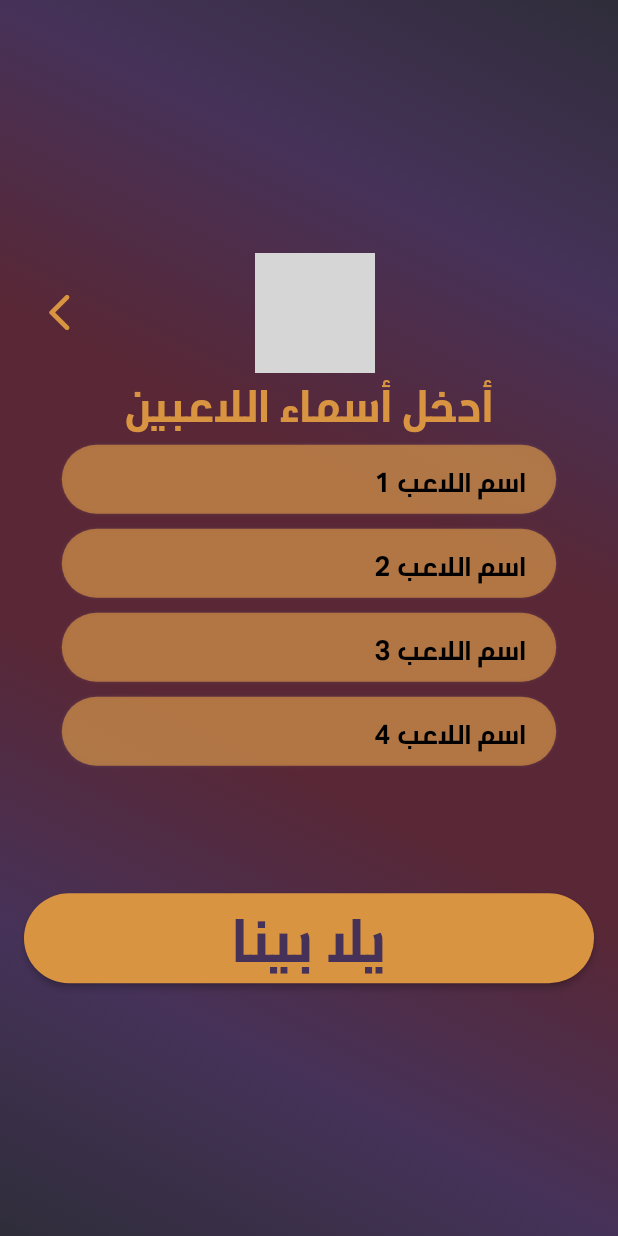
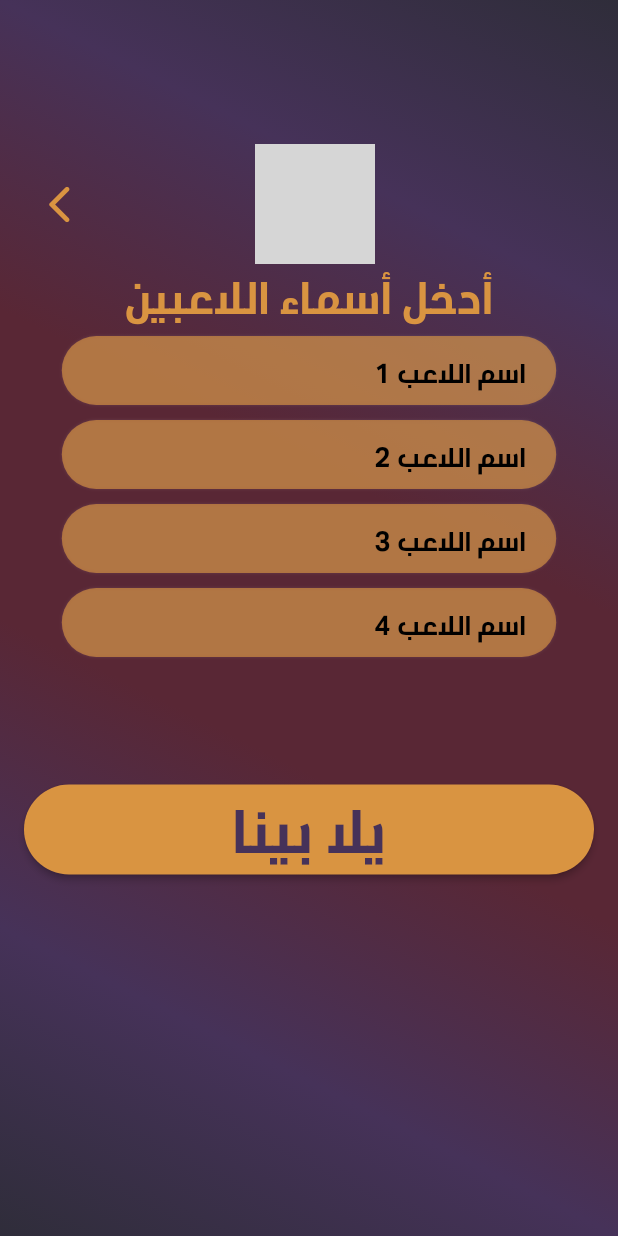
Before and after one commit to aliarfeen/skrew_counter, a Flutter app: the screen it shows after launch, after a tap on "ابدأ !", after a tap on "التالى", on a phone screen of 412 x 824 dp. Run offline on Flutter 3.47's test engine with Material 3 defaults, Android fonts, the phone set to English and light mode, and no system bars; our stand-ins replace flutter_riverpod, numberpicker, riverpod; grey boxes are pictures that could not be loaded.

Commit message:
Changes to be committed: 	modified:   android/app/.cxx/Debug/f54j5k3h/arm64-v8a/configure_fingerprint.bin 	modified:   android/app/.cxx/Debug/f54j5k3h/armeabi-v7a/configure_fingerprint.bin 	modified:   android/app/.cxx/Debug/f54j5k3h/x86/configure_fingerprint.bin 	modified:   android/app/.cxx/Debug/f54j5k3h/x86_64/configure_fingerprint.bin 	modified:   lib/ui/screens/add_players_name.dart

```diff
--- a/lib/ui/screens/add_players_name.dart
+++ b/lib/ui/screens/add_players_name.dart
@@ -85,10 +85,10 @@ class _AddPlayersState extends ConsumerState<AddPlayers> {
               ],
             ),
           ),
-          child: Center(
-            child: SingleChildScrollView(
+          child: SingleChildScrollView(
+            child: Padding(
+              padding: const EdgeInsets.symmetric(vertical: 80),
               child: Column(
-                mainAxisSize: MainAxisSize.max,
                 mainAxisAlignment: MainAxisAlignment.spaceBetween,
                 children: [
                   Row(
```
Also changed, not shown: 4 other files.
